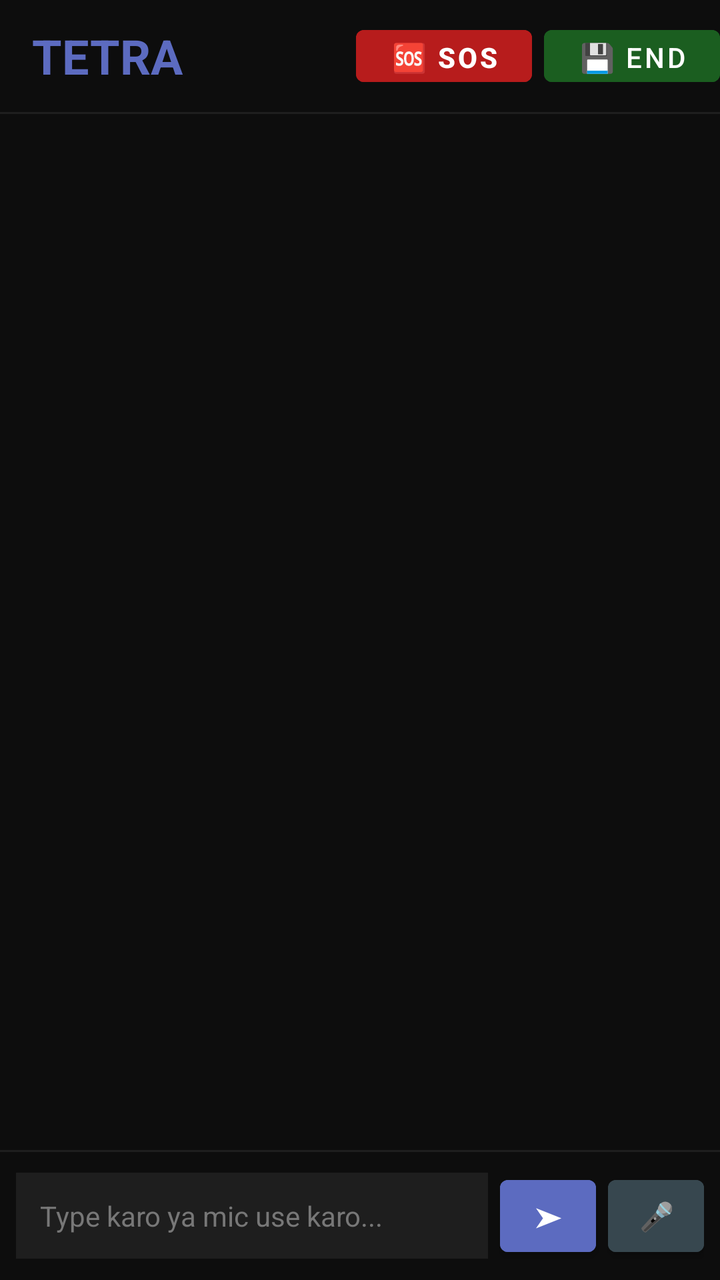
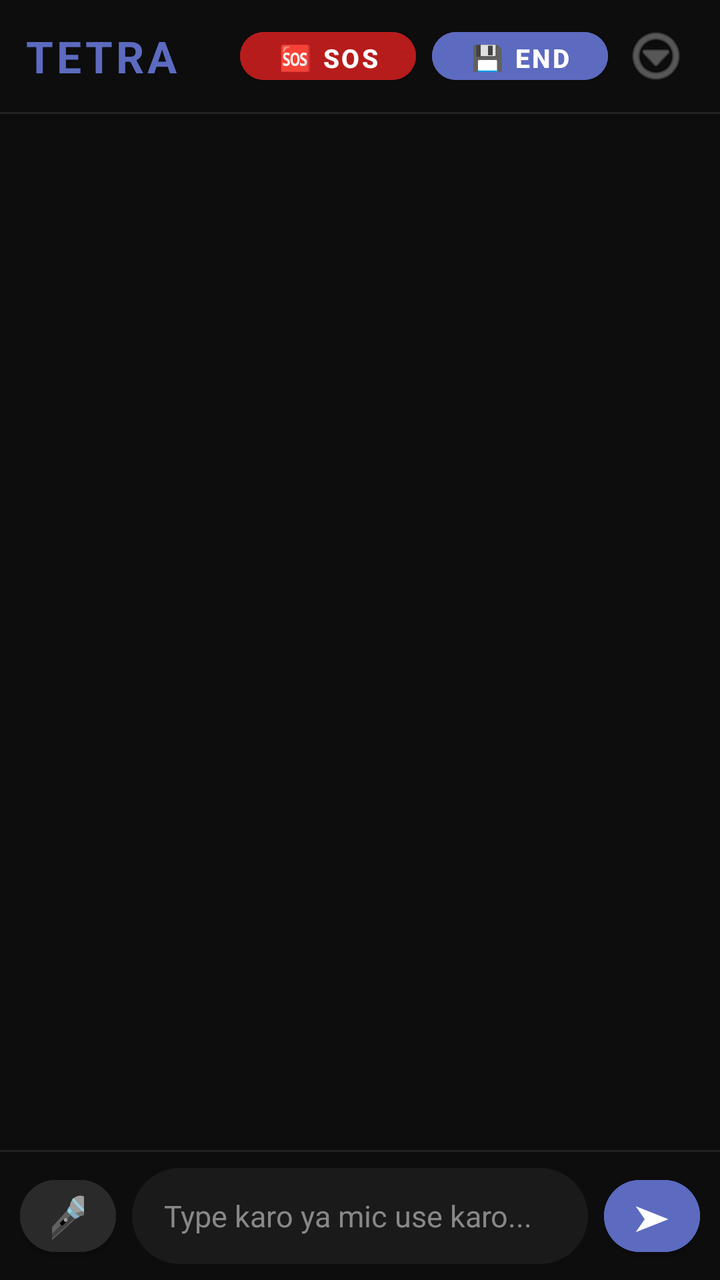

The first picture is an Android layout as it rendered before a commit; the second is the same layout after the commit. The layout source and the unified diff follow.
<!-- AndroidManifest.xml: application theme Theme.Vault -->
<!-- res/layout/activity_main.xml -->
<?xml version="1.0" encoding="utf-8"?>
<LinearLayout xmlns:android="http://schemas.android.com/apk/res/android"
    android:layout_width="match_parent"
    android:layout_height="match_parent"
    android:orientation="vertical"
    android:background="#0D0D0D">

    <androidx.appcompat.widget.Toolbar
        android:id="@+id/toolbar"
        android:layout_width="match_parent"
        android:layout_height="wrap_content"
        android:background="#0D0D0D"
        android:theme="@style/ThemeOverlay.AppCompat.Dark">
        <LinearLayout
            android:layout_width="match_parent"
            android:layout_height="wrap_content"
            android:orientation="horizontal"
            android:gravity="center_vertical">
            <TextView
                android:layout_width="0dp"
                android:layout_height="wrap_content"
                android:layout_weight="1"
                android:text="TETRA"
                android:textSize="24sp"
                android:textColor="#5C6BC0"
                android:textStyle="bold"/>
            <Button
                android:id="@+id/sos_button"
                android:layout_width="wrap_content"
                android:layout_height="38dp"
                android:text="🆘 SOS"
                android:backgroundTint="#B71C1C"
                android:textColor="#FFFFFF"
                android:textStyle="bold"
                android:layout_marginEnd="6dp"/>
            <Button
                android:id="@+id/save_button"
                android:layout_width="wrap_content"
                android:layout_height="38dp"
                android:text="💾 End"
                android:backgroundTint="#1B5E20"
                android:textColor="#FFFFFF"/>
        </LinearLayout>
    </androidx.appcompat.widget.Toolbar>

    
    <ProgressBar
        android:id="@+id/loading_bar"
        style="?android:attr/progressBarStyleHorizontal"
        android:layout_width="match_parent"
        android:layout_height="4dp"
        android:indeterminate="true"
        android:progressTint="#5C6BC0"
        android:visibility="gone"/>

    <TextView
        android:id="@+id/loading_text"
        android:layout_width="match_parent"
        android:layout_height="wrap_content"
        android:text="Loading..."
        android:textColor="#5C6BC0"
        android:textSize="12sp"
        android:gravity="center"
        android:padding="4dp"
        android:visibility="gone"/>

    <View android:layout_width="match_parent"
        android:layout_height="1dp"
        android:background="#1E1E1E"/>

    <ScrollView
        android:id="@+id/scroll_view"
        android:layout_width="match_parent"
        android:layout_height="0dp"
        android:layout_weight="1"
        android:padding="12dp">
        <TextView
            android:id="@+id/session_log"
            android:layout_width="match_parent"
            android:layout_height="wrap_content"
            android:textColor="#CCCCCC"
            android:textSize="14sp"
            android:lineSpacingExtra="4dp"/>
    </ScrollView>

    <View android:layout_width="match_parent"
        android:layout_height="1dp"
        android:background="#1E1E1E"/>

    <LinearLayout
        android:layout_width="match_parent"
        android:layout_height="wrap_content"
        android:orientation="horizontal"
        android:padding="8dp"
        android:gravity="center_vertical">
        <EditText
            android:id="@+id/input_box"
            android:layout_width="0dp"
            android:layout_height="wrap_content"
            android:layout_weight="1"
            android:hint="Type karo ya mic use karo..."
            android:textColor="#FFFFFF"
            android:textColorHint="#777777"
            android:background="#1E1E1E"
            android:padding="12dp"
            android:textSize="14sp"
            android:imeOptions="actionSend"
            android:inputType="textMultiLine"
            android:maxLines="3"/>
        <Button
            android:id="@+id/send_button"
            android:layout_width="48dp"
            android:layout_height="48dp"
            android:text="➤"
            android:backgroundTint="#5C6BC0"
            android:textColor="#FFFFFF"
            android:layout_marginStart="6dp"/>
        <Button
            android:id="@+id/mic_button"
            android:layout_width="48dp"
            android:layout_height="48dp"
            android:text="🎤"
            android:backgroundTint="#37474F"
            android:textColor="#FFFFFF"
            android:layout_marginStart="6dp"/>
    </LinearLayout>
</LinearLayout>
<!-- resources referenced by this layout -->
<resources>
  <style name="Theme.Vault" parent="Theme.MaterialComponents.DayNight.NoActionBar">
          <item name="android:windowBackground">@color/vault_bg</item>
          <item name="colorPrimary">@color/vault_accent</item>
          <item name="colorPrimaryVariant">@color/vault_accent_light</item>
          <item name="colorOnPrimary">@color/white</item>
          <item name="colorSurface">@color/vault_surface</item>
          <item name="colorOnSurface">@color/vault_text_primary</item>
          <item name="android:textColorPrimary">@color/vault_text_primary</item>
          <item name="android:textColorSecondary">@color/vault_text_secondary</item>
          <item name="android:statusBarColor">@color/vault_bg</item>
          <item name="android:navigationBarColor">@color/vault_bg</item>
      </style>
  <color name="vault_bg">#0D0D0D</color>
  <color name="vault_accent">#5C6BC0</color>
  <color name="vault_accent_light">#7986CB</color>
  <color name="white">#FFFFFF</color>
  <color name="vault_surface">#1E1E1E</color>
  <color name="vault_text_primary">#EEEEEE</color>
  <color name="vault_text_secondary">#9E9E9E</color>
</resources>

<!-- the commit's change to res/layout/activity_main.xml (unified diff, before → after) -->
@@ -1,127 +1,225 @@
 <?xml version="1.0" encoding="utf-8"?>
-<LinearLayout xmlns:android="http://schemas.android.com/apk/res/android"
+<androidx.coordinatorlayout.widget.CoordinatorLayout
+    xmlns:android="http://schemas.android.com/apk/res/android"
+    xmlns:app="http://schemas.android.com/apk/res-auto"
     android:layout_width="match_parent"
     android:layout_height="match_parent"
-    android:orientation="vertical"
-    android:background="#0D0D0D">
-
-    <androidx.appcompat.widget.Toolbar
-        android:id="@+id/toolbar"
+    android:background="?attr/tetraBackground">
+
+    
+    
+    
+    <LinearLayout
+        android:id="@+id/top_bar"
         android:layout_width="match_parent"
         android:layout_height="wrap_content"
-        android:background="#0D0D0D"
-        android:theme="@style/ThemeOverlay.AppCompat.Dark">
+        android:orientation="vertical"
+        android:background="?attr/tetraBackground"
+        android:elevation="4dp">
+
         <LinearLayout
             android:layout_width="match_parent"
-            android:layout_height="wrap_content"
+            android:layout_height="56dp"
             android:orientation="horizontal"
-            android:gravity="center_vertical">
+            android:gravity="center_vertical"
+            android:paddingStart="12dp"
+            android:paddingEnd="12dp">
+
+            
             <TextView
                 android:layout_width="0dp"
                 android:layout_height="wrap_content"
                 android:layout_weight="1"
                 android:text="TETRA"
-                android:textSize="24sp"
-                android:textColor="#5C6BC0"
-                android:textStyle="bold"/>
+                android:textSize="22sp"
+                android:textStyle="bold"
+                android:letterSpacing="0.08"
+                android:textColor="?attr/tetraAccent"/>
+
+            
             <Button
                 android:id="@+id/sos_button"
                 android:layout_width="wrap_content"
-                android:layout_height="38dp"
+                android:layout_height="36dp"
                 android:text="🆘 SOS"
-                android:backgroundTint="#B71C1C"
+                android:textSize="13sp"
+                android:textStyle="bold"
                 android:textColor="#FFFFFF"
-                android:textStyle="bold"
-                android:layout_marginEnd="6dp"/>
+                android:backgroundTint="@color/tetra_sos_red"
+                android:paddingStart="14dp"
+                android:paddingEnd="14dp"
+                android:layout_marginEnd="8dp"
+                app:cornerRadius="18dp"/>
+
+            
             <Button
                 android:id="@+id/save_button"
                 android:layout_width="wrap_content"
-                android:layout_height="38dp"
-                android:text="💾 End"
-                android:backgroundTint="#1B5E20"
-                android:textColor="#FFFFFF"/>
+                android:layout_height="36dp"
+                android:text="💾 END"
+                android:textSize="13sp"
+                android:textStyle="bold"
+                android:textColor="?attr/tetraTextOnAccent"
+                android:backgroundTint="?attr/tetraAccent"
+                android:paddingStart="14dp"
+                android:paddingEnd="14dp"
+                android:layout_marginEnd="4dp"
+                app:cornerRadius="18dp"/>
+
+            
+            <ImageButton
+                android:id="@+id/menu_button"
+                android:layout_width="40dp"
+                android:layout_height="40dp"
+                android:src="@android:drawable/ic_menu_more"
+                android:background="?attr/selectableItemBackgroundBorderless"
+                android:tint="?attr/tetraTextSecondary"
+                android:contentDescription="Menu"/>
+
         </LinearLayout>
-    </androidx.appcompat.widget.Toolbar>
-
-    
-    <ProgressBar
-        android:id="@+id/loading_bar"
-        style="?android:attr/progressBarStyleHorizontal"
+
+        
+        <ProgressBar
+            android:id="@+id/loading_bar"
+            style="?android:attr/progressBarStyleHorizontal"
+            android:layout_width="match_parent"
+            android:layout_height="3dp"
+            android:indeterminate="true"
+            android:progressTint="?attr/tetraAccent"
+            android:indeterminateTint="?attr/tetraAccent"
+            android:visibility="gone"/>
+
+        
+        <TextView
+            android:id="@+id/loading_text"
+            android:layout_width="match_parent"
+            android:layout_height="wrap_content"
+            android:text="AI brain load ho raha hai..."
+            android:textColor="?attr/tetraAccent"
+            android:textSize="11sp"
+            android:gravity="center"
+            android:paddingTop="2dp"
+            android:paddingBottom="4dp"
+            android:visibility="gone"/>
+
+        
+        <View
+            android:layout_width="match_parent"
+            android:layout_height="1dp"
+            android:background="?attr/tetraDivider"/>
+
+    </LinearLayout>
+
+    
+    
+    
+    <androidx.core.widget.NestedScrollView
+        android:id="@+id/scroll_view"
         android:layout_width="match_parent"
-        android:layout_height="4dp"
-        android:indeterminate="true"
-        android:progressTint="#5C6BC0"
-        android:visibility="gone"/>
-
-    <TextView
-        android:id="@+id/loading_text"
+        android:layout_height="match_parent"
+        android:layout_marginTop="56dp"
+        android:layout_marginBottom="80dp"
+        android:paddingTop="12dp"
+        android:paddingBottom="16dp"
+        android:clipToPadding="false"
+        android:fillViewport="true">
+
+        <LinearLayout
+            android:id="@+id/chat_container"
+            android:layout_width="match_parent"
+            android:layout_height="wrap_content"
+            android:orientation="vertical"
+            android:paddingStart="12dp"
+            android:paddingEnd="12dp">
+
+            
+            
+            <TextView
+                android:id="@+id/session_log"
+                android:layout_width="match_parent"
+                android:layout_height="wrap_content"
+                android:textColor="?attr/tetraTextPrimary"
+                android:textSize="15sp"
+                android:lineSpacingExtra="6dp"
+                android:visibility="gone"/>
+
+        </LinearLayout>
+
+    </androidx.core.widget.NestedScrollView>
+
+    
+    
+    
+    <LinearLayout
+        android:id="@+id/input_bar"
         android:layout_width="match_parent"
         android:layout_height="wrap_content"
-        android:text="Loading..."
-        android:textColor="#5C6BC0"
-        android:textSize="12sp"
-        android:gravity="center"
-        android:padding="4dp"
-        android:visibility="gone"/>
-
-    <View android:layout_width="match_parent"
-        android:layout_height="1dp"
-        android:background="#1E1E1E"/>
-
-    <ScrollView
-        android:id="@+id/scroll_view"
-        android:layout_width="match_parent"
-        android:layout_height="0dp"
-        android:layout_weight="1"
-        android:padding="12dp">
-        <TextView
-            android:id="@+id/session_log"
+        android:layout_gravity="bottom"
+        android:orientation="vertical"
+        android:background="?attr/tetraBackground"
+        android:elevation="8dp">
+
+        
+        <View
+            android:layout_width="match_parent"
+            android:layout_height="1dp"
+            android:background="?attr/tetraDivider"/>
+
+        <LinearLayout
             android:layout_width="match_parent"
             android:layout_height="wrap_content"
-            android:textColor="#CCCCCC"
-            android:textSize="14sp"
-            android:lineSpacingExtra="4dp"/>
-    </ScrollView>
-
-    <View android:layout_width="match_parent"
-        android:layout_height="1dp"
-        android:background="#1E1E1E"/>
-
-    <LinearLayout
-        android:layout_width="match_parent"
-        android:layout_height="wrap_content"
-        android:orientation="horizontal"
-        android:padding="8dp"
-        android:gravity="center_vertical">
-        <EditText
-            android:id="@+id/input_box"
-            android:layout_width="0dp"
-            android:layout_height="wrap_content"
-            android:layout_weight="1"
-            android:hint="Type karo ya mic use karo..."
-            android:textColor="#FFFFFF"
-            android:textColorHint="#777777"
-            android:background="#1E1E1E"
-            android:padding="12dp"
-            android:textSize="14sp"
-            android:imeOptions="actionSend"
-            android:inputType="textMultiLine"
-            android:maxLines="3"/>
-        <Button
-            android:id="@+id/send_button"
-            android:layout_width="48dp"
-            android:layout_height="48dp"
-            android:text="➤"
-            android:backgroundTint="#5C6BC0"
-            android:textColor="#FFFFFF"
-            android:layout_marginStart="6dp"/>
-        <Button
-            android:id="@+id/mic_button"
-            android:layout_width="48dp"
-            android:layout_height="48dp"
-            android:text="🎤"
-            android:backgroundTint="#37474F"
-            android:textColor="#FFFFFF"
-            android:layout_marginStart="6dp"/>
+            android:orientation="horizontal"
+            android:gravity="center_vertical"
+            android:paddingStart="10dp"
+            android:paddingEnd="10dp"
+            android:paddingTop="8dp"
+            android:paddingBottom="8dp">
+
+            
+            <Button
+                android:id="@+id/mic_button"
+                android:layout_width="48dp"
+                android:layout_height="48dp"
+                android:text="🎤"
+                android:textSize="20sp"
+                android:backgroundTint="?attr/tetraSurfaceHigh"
+                android:layout_marginEnd="8dp"
+                app:cornerRadius="24dp"/>
+
+            
+            <EditText
+                android:id="@+id/input_box"
+                android:layout_width="0dp"
+                android:layout_height="wrap_content"
+                android:layout_weight="1"
+                android:hint="Type karo ya mic use karo..."
+                android:textColor="?attr/tetraTextPrimary"
+                android:textColorHint="?attr/tetraTextSecondary"
+                android:background="@drawable/bg_input_field"
+                android:paddingStart="16dp"
+                android:paddingEnd="16dp"
+                android:paddingTop="12dp"
+                android:paddingBottom="12dp"
+                android:textSize="15sp"
+                android:imeOptions="actionSend"
+                android:inputType="textMultiLine"
+                android:maxLines="4"
+                android:minHeight="48dp"/>
+
+            
+            <Button
+                android:id="@+id/send_button"
+                android:layout_width="48dp"
+                android:layout_height="48dp"
+                android:text="➤"
+                android:textSize="18sp"
+                android:textColor="?attr/tetraTextOnAccent"
+                android:backgroundTint="?attr/tetraAccent"
+                android:layout_marginStart="8dp"
+                app:cornerRadius="24dp"/>
+
+        </LinearLayout>
+
     </LinearLayout>
-</LinearLayout>
+
+</androidx.coordinatorlayout.widget.CoordinatorLayout>
<!-- resource entries referenced after the edit -->
@@ -1,23 +1,61 @@
 <!-- resources referenced by this layout -->
 <resources>
-  <style name="Theme.Vault" parent="Theme.MaterialComponents.DayNight.NoActionBar">
-          <item name="android:windowBackground">@color/vault_bg</item>
+  <color name="tetra_sos_red">#B71C1C</color>
+  <!-- drawable bg_input_field (drawable) -->
+  <?xml version="1.0" encoding="utf-8"?>
+  <shape xmlns:android="http://schemas.android.com/apk/res/android"
+      android:shape="rectangle">
+      <solid android:color="?attr/tetraInputBackground"/>
+      <corners android:radius="@dimen/radius_large"/>
+  </shape>
+  <style name="Theme.Vault" parent="Theme.Tetra.Base">
+          <item name="android:windowBackground">@color/vault_background</item>
           <item name="colorPrimary">@color/vault_accent</item>
           <item name="colorPrimaryVariant">@color/vault_accent_light</item>
-          <item name="colorOnPrimary">@color/white</item>
           <item name="colorSurface">@color/vault_surface</item>
-          <item name="colorOnSurface">@color/vault_text_primary</item>
-          <item name="android:textColorPrimary">@color/vault_text_primary</item>
-          <item name="android:textColorSecondary">@color/vault_text_secondary</item>
-          <item name="android:statusBarColor">@color/vault_bg</item>
-          <item name="android:navigationBarColor">@color/vault_bg</item>
+          <item name="android:colorBackground">@color/vault_background</item>
+  
+          
+          <item name="tetraBackground">@color/vault_background</item>
+          <item name="tetraSurface">@color/vault_surface</item>
+          <item name="tetraSurfaceHigh">@color/vault_surface_high</item>
+          <item name="tetraAccent">@color/vault_accent</item>
+          <item name="tetraAccentLight">@color/vault_accent_light</item>
+          <item name="tetraTextPrimary">@color/vault_text_primary</item>
+          <item name="tetraTextSecondary">@color/vault_text_secondary</item>
+          <item name="tetraTextOnAccent">@color/vault_text_on_accent</item>
+          <item name="tetraBubbleAi">@color/vault_bubble_ai</item>
+          <item name="tetraBubbleAiBorder">@color/vault_bubble_ai_border</item>
+          <item name="tetraBubbleUser">@color/vault_bubble_user</item>
+          <item name="tetraBubbleUserText">@color/vault_bubble_user_text</item>
+          <item name="tetraInputBackground">@color/vault_input_bg</item>
+          <item name="tetraTimestamp">@color/vault_timestamp</item>
+          <item name="tetraDivider">@color/vault_divider</item>
+          <item name="tetraBtnPrimary">@color/vault_accent</item>
+          <item name="tetraBtnPrimaryText">@color/vault_text_on_accent</item>
+          <item name="tetraBtnSecondaryBorder">@color/vault_accent</item>
       </style>
-  <color name="vault_bg">#0D0D0D</color>
+  <dimen name="radius_large">24dp</dimen>
+  <style name="Theme.Tetra.Base" parent="Theme.MaterialComponents.DayNight.NoActionBar">
+          
+          <item name="tetraSosColor">@color/tetra_sos_red</item>
+          <item name="tetraSuccessColor">@color/tetra_success</item>
+      </style>
+  <color name="vault_background">#0D0D0D</color>
   <color name="vault_accent">#5C6BC0</color>
   <color name="vault_accent_light">#7986CB</color>
-  <color name="white">#FFFFFF</color>
   <color name="vault_surface">#1E1E1E</color>
-  <color name="vault_text_primary">#EEEEEE</color>
-  <color name="vault_text_secondary">#9E9E9E</color>
+  <color name="vault_surface_high">#2A2A2A</color>
+  <color name="vault_text_primary">#CCCCCC</color>
+  <color name="vault_text_secondary">#888888</color>
+  <color name="vault_text_on_accent">#FFFFFF</color>
+  <color name="vault_bubble_ai">#1E1E1E</color>
+  <color name="vault_bubble_ai_border">#5C6BC0</color>
+  <color name="vault_bubble_user">#2C2C2C</color>
+  <color name="vault_bubble_user_text">#CCCCCC</color>
+  <color name="vault_input_bg">#1A1A1A</color>
+  <color name="vault_timestamp">#555555</color>
+  <color name="vault_divider">#222222</color>
+  <color name="tetra_success">#26A69A</color>
 </resources>
 
